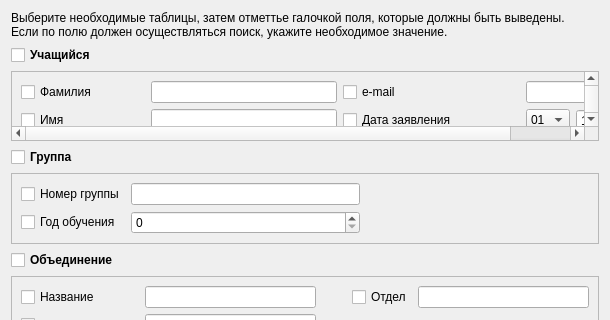
Above: searchdialog.ui from Domerk/UdoDB before the change; both pictures show x 0 to 610 and y 0 to 320 of the 610 by 515 pixel window. Below: the same form after it.
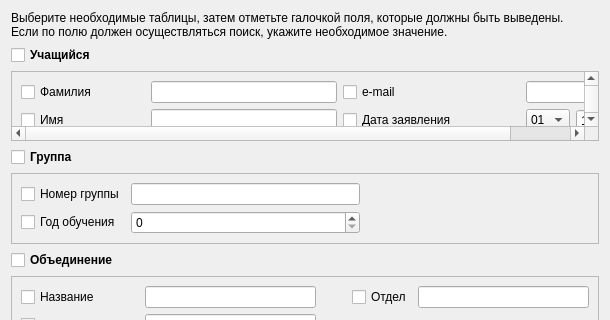
That is the form after the change.

Commit message: Исправлена очепятка

```diff
--- a/searchdialog.ui
+++ b/searchdialog.ui
@@ -29,7 +29,7 @@
       </sizepolicy>
      </property>
      <property name="text">
-      <string>&lt;html&gt;&lt;head/&gt;&lt;body&gt;&lt;p&gt;Выберите необходимые таблицы, затем отметтье галочкой поля, которые должны быть выведены.&lt;br/&gt;Если по полю должен осуществляться поиск, укажите необходимое значение.&lt;/p&gt;&lt;/body&gt;&lt;/html&gt;</string>
+      <string>&lt;html&gt;&lt;head/&gt;&lt;body&gt;&lt;p&gt;Выберите необходимые таблицы, затем отметьте галочкой поля, которые должны быть выведены.&lt;br/&gt;Если по полю должен осуществляться поиск, укажите необходимое значение.&lt;/p&gt;&lt;/body&gt;&lt;/html&gt;</string>
      </property>
     </widget>
    </item>
```
